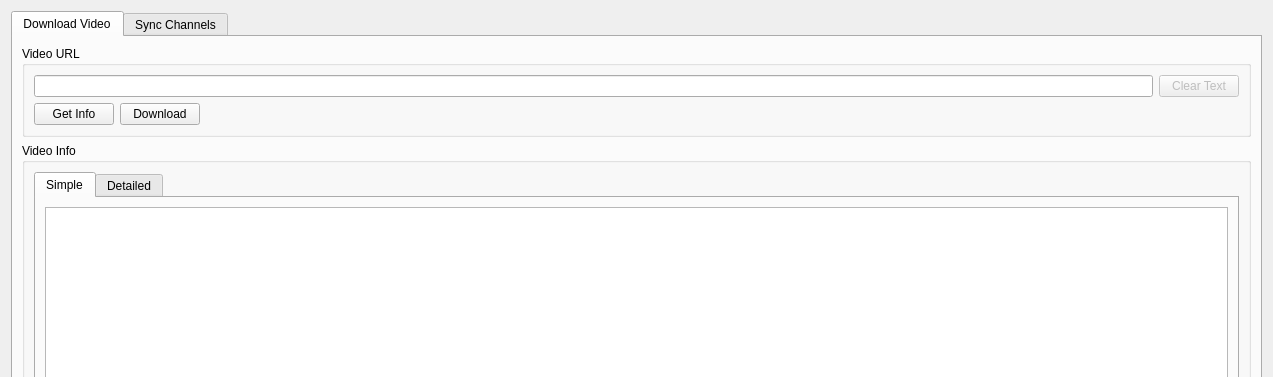
Above: form.ui from Chrscool8/ClipEz-Next before the change; both pictures show x 0 to 1273 and y 0 to 377 of the 1273 by 828 pixel window. Below: the same form after it.
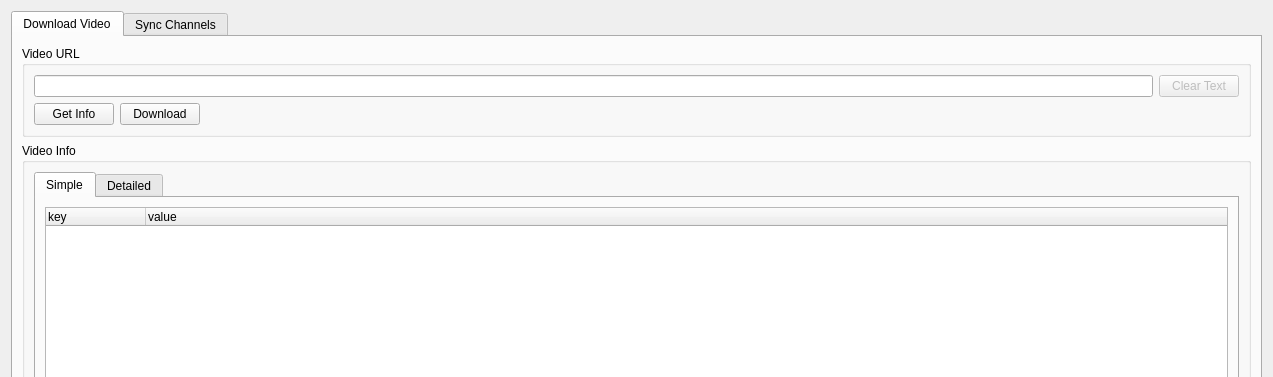
That is the form after the change.

What changed in the file:
```diff
--- a/form.ui
+++ b/form.ui
@@ -132,7 +132,33 @@
              </attribute>
              <layout class="QGridLayout" name="gridLayout_4">
               <item row="0" column="0">
-               <widget class="QTreeView" name="treeview_simple"/>
+               <widget class="QTableWidget" name="tableWidget">
+                <property name="alternatingRowColors">
+                 <bool>true</bool>
+                </property>
+                <property name="textElideMode">
+                 <enum>Qt::ElideRight</enum>
+                </property>
+                <attribute name="horizontalHeaderStretchLastSection">
+                 <bool>true</bool>
+                </attribute>
+                <column>
+                 <property name="text">
+                  <string>key</string>
+                 </property>
+                 <property name="textAlignment">
+                  <set>AlignLeading|AlignVCenter</set>
+                 </property>
+                </column>
+                <column>
+                 <property name="text">
+                  <string>value</string>
+                 </property>
+                 <property name="textAlignment">
+                  <set>AlignLeading|AlignVCenter</set>
+                 </property>
+                </column>
+               </widget>
               </item>
              </layout>
             </widget>
```
